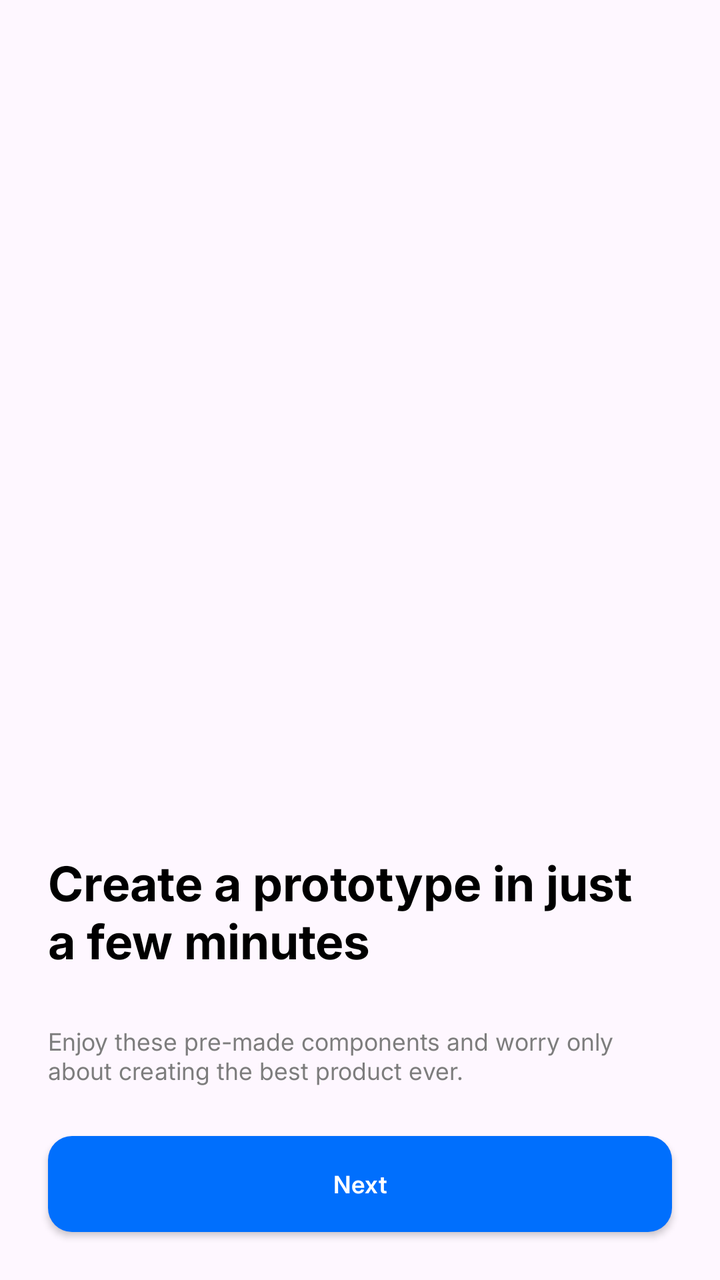
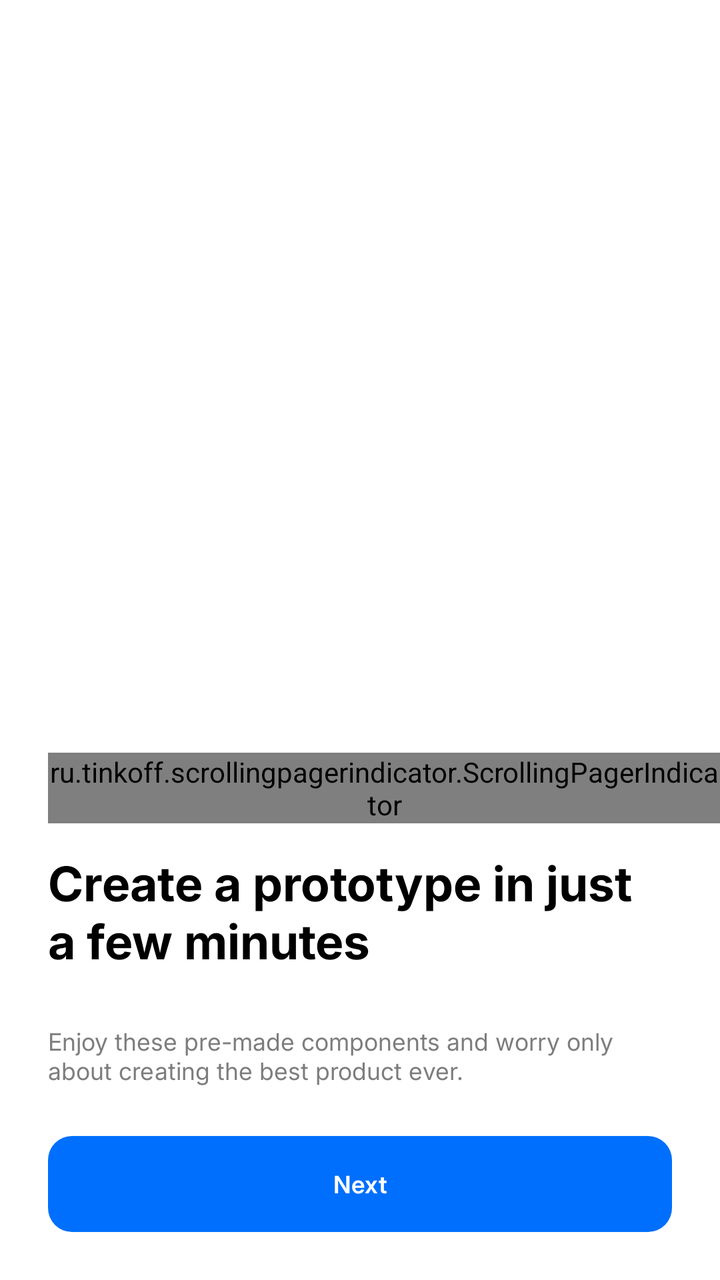

Screens rendered from an Android XML layout before and after an edit, with the pre-edit source and the edit as a unified diff.
<!-- AndroidManifest.xml: application theme Theme.UiDesign3 -->
<!-- res/layout/activity_onboarding_intro_screen.xml -->
<?xml version="1.0" encoding="utf-8"?>
<androidx.constraintlayout.widget.ConstraintLayout xmlns:android="http://schemas.android.com/apk/res/android"
    xmlns:app="http://schemas.android.com/apk/res-auto"
    android:layout_width="match_parent"
    android:layout_height="match_parent">

    <androidx.viewpager2.widget.ViewPager2
        android:id="@+id/photos_viewpager"
        android:layout_width="match_parent"
        android:layout_height="0dp"
        app:layout_constraintBottom_toTopOf="@+id/scrollView2"
        android:layout_marginBottom="@dimen/margin_default_vertical"
        app:layout_constraintEnd_toEndOf="parent"
        app:layout_constraintStart_toStartOf="parent"
        app:layout_constraintTop_toTopOf="parent" />

    <ScrollView
        android:id="@+id/scrollView2"
        android:layout_width="match_parent"
        android:layout_height="wrap_content"
        app:layout_constraintBottom_toTopOf="@+id/button"
        app:layout_constraintEnd_toEndOf="parent"
        app:layout_constraintStart_toStartOf="parent">

        <LinearLayout
            android:layout_width="match_parent"
            android:layout_height="wrap_content"
            android:orientation="vertical">

            <com.google.android.material.tabs.TabLayout
                android:id="@+id/tab_layout"
                android:layout_width="wrap_content"
                android:layout_height="wrap_content"
                style="@style/style_dot_indicator"
                android:background="@android:color/transparent"
                android:layout_marginStart="@dimen/margin_default_horizontal" />

            <TextView
                style="@style/style_tv_primary"
                android:layout_width="match_parent"
                android:layout_height="wrap_content"
                android:layout_marginHorizontal="@dimen/margin_default_horizontal"
                android:layout_marginTop="@dimen/margin_default_vertical_half"
                android:layout_marginBottom="@dimen/margin_default_vertical"
                android:text="@string/create_a_prototype_in_just_na_few_minutes" />

            <TextView
                style="@style/style_tv_deafult"
                android:layout_width="match_parent"
                android:layout_height="wrap_content"
                android:layout_marginStart="@dimen/margin_default_horizontal"
                android:layout_marginBottom="@dimen/margin_bottom_default"
                android:text="@string/onboarding_text" />
        </LinearLayout>

    </ScrollView>

    <androidx.appcompat.widget.AppCompatButton
        android:id="@+id/button"
        style="@style/style_button_default"
        android:layout_width="match_parent"
        android:layout_height="wrap_content"
        android:layout_marginHorizontal="24dp"
        android:layout_marginBottom="24dp"
        android:text="@string/next"
        app:layout_constraintBottom_toBottomOf="parent"
        app:layout_constraintEnd_toEndOf="parent"
        app:layout_constraintStart_toStartOf="parent" />
</androidx.constraintlayout.widget.ConstraintLayout>
<!-- resources referenced by this layout -->
<resources>
  <dimen name="margin_bottom_default">24dp</dimen>
  <dimen name="margin_default_horizontal">24dp</dimen>
  <dimen name="margin_default_vertical">24dp</dimen>
  <dimen name="margin_default_vertical_half">12dp</dimen>
  <string name="create_a_prototype_in_just_na_few_minutes">Create a prototype in just\na few minutes</string>
  <string name="next">Next</string>
  <string name="onboarding_text">Enjoy these pre-made components and worry only\nabout creating the best product ever.</string>
  <style name="style_button_default" parent="Widget.AppCompat.Button">
          <item name="android:background">@drawable/vector_button_default</item>
          <item name="android:fontFamily">@font/inter_semibold</item>
          <item name="android:textColor">@color/white</item>
          <item name="android:textAllCaps">false</item>
          <item name="android:textSize">@dimen/tv_secondary</item>
      </style>
  <style name="style_dot_indicator">
          <item name="android:background">#FFFFFF</item>
          <item name="tabBackground">@drawable/vector_dot_indicator_selector</item>
          <item name="tabGravity">start</item>
          <item name="tabIndicatorHeight">0dp</item>
      </style>
  <style name="style_tv_deafult" parent="Widget.AppCompat.TextView">
          <item name="android:fontFamily">@font/inter_regular</item>
          <item name="android:textColor">@color/lightGreyTv</item>
          <item name="android:textSize">@dimen/tv_secondary</item>
      </style>
  <style name="style_tv_primary" parent="Widget.AppCompat.TextView">
          <item name="android:fontFamily">@font/inter_bold</item>
          <item name="android:textColor">@color/black</item>
          <item name="android:textSize">@dimen/tv_primary</item>
      </style>
  <style name="Theme.UiDesign3" parent="Base.Theme.UiDesign3" />
  <!-- drawable vector_button_default (drawable) -->
  <?xml version="1.0" encoding="utf-8"?>
  <selector xmlns:android="http://schemas.android.com/apk/res/android">
      <item>
          <shape android:shape="rectangle">
              <solid android:color="#006FFD" />
              <corners android:radius="12dp" />
          </shape>
      </item>
  </selector>
  <color name="white">#FFFFFFFF</color>
  <dimen name="tv_secondary">12dp</dimen>
  <!-- drawable vector_dot_indicator_selector (drawable) -->
  <selector xmlns:android="http://schemas.android.com/apk/res/android">
      <item android:drawable="@drawable/vector_dot_selected" android:state_selected="true"/>
      <item android:drawable="@drawable/vector_dot_unselected"/>
  </selector>
  <color name="lightGreyTv">#7D7D7D</color>
  <color name="black">#FF000000</color>
  <dimen name="tv_primary">24dp</dimen>
  <style name="Base.Theme.UiDesign3" parent="Theme.Material3.DayNight.NoActionBar">
          
          
      </style>
  <!-- drawable vector_dot_selected (drawable) -->
  <?xml version="1.0" encoding="utf-8"?>
  <layer-list xmlns:android="http://schemas.android.com/apk/res/android">
      <item>
          <shape
              android:innerRadius="0dp"
              android:shape="ring"
              android:thickness="6dp"
              android:useLevel="false">
              <solid android:color="@color/selectedDot"/>
          </shape>
      </item>
  </layer-list>
  <!-- drawable vector_dot_unselected (drawable) -->
  <?xml version="1.0" encoding="utf-8"?>
  <layer-list xmlns:android="http://schemas.android.com/apk/res/android">
      <item>
          <shape
              android:innerRadius="0dp"
              android:shape="ring"
              android:thickness="6dp"
              android:useLevel="false">
              <solid android:color="@color/unselectedDot" />
          </shape>
      </item>
  </layer-list>
  <color name="selectedDot">#006FFD</color>
  <color name="unselectedDot">#1A1F2024</color>
</resources>

<!-- the commit's change to res/layout/activity_onboarding_intro_screen.xml (unified diff, before → after) -->
@@ -2,14 +2,15 @@
 <androidx.constraintlayout.widget.ConstraintLayout xmlns:android="http://schemas.android.com/apk/res/android"
     xmlns:app="http://schemas.android.com/apk/res-auto"
     android:layout_width="match_parent"
-    android:layout_height="match_parent">
+    android:layout_height="match_parent"
+    android:background="@color/white">
 
     <androidx.viewpager2.widget.ViewPager2
         android:id="@+id/photos_viewpager"
         android:layout_width="match_parent"
         android:layout_height="0dp"
+        android:layout_marginBottom="@dimen/margin_default_vertical"
         app:layout_constraintBottom_toTopOf="@+id/scrollView2"
-        android:layout_marginBottom="@dimen/margin_default_vertical"
         app:layout_constraintEnd_toEndOf="parent"
         app:layout_constraintStart_toStartOf="parent"
         app:layout_constraintTop_toTopOf="parent" />
@@ -17,23 +18,26 @@
     <ScrollView
         android:id="@+id/scrollView2"
         android:layout_width="match_parent"
-        android:layout_height="wrap_content"
+        android:layout_height="0dp"
         app:layout_constraintBottom_toTopOf="@+id/button"
         app:layout_constraintEnd_toEndOf="parent"
         app:layout_constraintStart_toStartOf="parent">
 
         <LinearLayout
             android:layout_width="match_parent"
-            android:layout_height="wrap_content"
+            android:layout_height="0dp"
+            android:paddingTop="16dp"
             android:orientation="vertical">
 
-            <com.google.android.material.tabs.TabLayout
-                android:id="@+id/tab_layout"
-                android:layout_width="wrap_content"
+            <ru.tinkoff.scrollingpagerindicator.ScrollingPagerIndicator
+                android:id="@+id/indicator"
+                android:layout_width="match_parent"
                 android:layout_height="wrap_content"
-                style="@style/style_dot_indicator"
-                android:background="@android:color/transparent"
-                android:layout_marginStart="@dimen/margin_default_horizontal" />
+                android:layout_marginStart="@dimen/margin_default_horizontal"
+                app:spi_dotColor="@color/unselectedDot"
+                app:spi_dotSelectedColor="@color/selectedDot"
+                app:spi_dotSpacing="8dp"
+                app:spi_dotSize="8dp" />
 
             <TextView
                 style="@style/style_tv_primary"
<!-- resource entries referenced after the edit -->
@@ -1,5 +1,8 @@
 <!-- resources referenced by this layout -->
 <resources>
+  <color name="selectedDot">#006FFD</color>
+  <color name="unselectedDot">#1A1F2024</color>
+  <color name="white">#FFFFFFFF</color>
   <dimen name="margin_bottom_default">24dp</dimen>
   <dimen name="margin_default_horizontal">24dp</dimen>
   <dimen name="margin_default_vertical">24dp</dimen>
@@ -13,12 +16,8 @@
           <item name="android:textColor">@color/white</item>
           <item name="android:textAllCaps">false</item>
           <item name="android:textSize">@dimen/tv_secondary</item>
-      </style>
-  <style name="style_dot_indicator">
-          <item name="android:background">#FFFFFF</item>
-          <item name="tabBackground">@drawable/vector_dot_indicator_selector</item>
-          <item name="tabGravity">start</item>
-          <item name="tabIndicatorHeight">0dp</item>
+          <item name="elevation">0dp</item>
+          <item name="android:stateListAnimator">@null</item>
       </style>
   <style name="style_tv_deafult" parent="Widget.AppCompat.TextView">
           <item name="android:fontFamily">@font/inter_regular</item>
@@ -41,13 +40,7 @@
           </shape>
       </item>
   </selector>
-  <color name="white">#FFFFFFFF</color>
   <dimen name="tv_secondary">12dp</dimen>
-  <!-- drawable vector_dot_indicator_selector (drawable) -->
-  <selector xmlns:android="http://schemas.android.com/apk/res/android">
-      <item android:drawable="@drawable/vector_dot_selected" android:state_selected="true"/>
-      <item android:drawable="@drawable/vector_dot_unselected"/>
-  </selector>
   <color name="lightGreyTv">#7D7D7D</color>
   <color name="black">#FF000000</color>
   <dimen name="tv_primary">24dp</dimen>
@@ -55,33 +48,5 @@
           
           
       </style>
-  <!-- drawable vector_dot_selected (drawable) -->
-  <?xml version="1.0" encoding="utf-8"?>
-  <layer-list xmlns:android="http://schemas.android.com/apk/res/android">
-      <item>
-          <shape
-              android:innerRadius="0dp"
-              android:shape="ring"
-              android:thickness="6dp"
-              android:useLevel="false">
-              <solid android:color="@color/selectedDot"/>
-          </shape>
-      </item>
-  </layer-list>
-  <!-- drawable vector_dot_unselected (drawable) -->
-  <?xml version="1.0" encoding="utf-8"?>
-  <layer-list xmlns:android="http://schemas.android.com/apk/res/android">
-      <item>
-          <shape
-              android:innerRadius="0dp"
-              android:shape="ring"
-              android:thickness="6dp"
-              android:useLevel="false">
-              <solid android:color="@color/unselectedDot" />
-          </shape>
-      </item>
-  </layer-list>
-  <color name="selectedDot">#006FFD</color>
-  <color name="unselectedDot">#1A1F2024</color>
 </resources>
 
